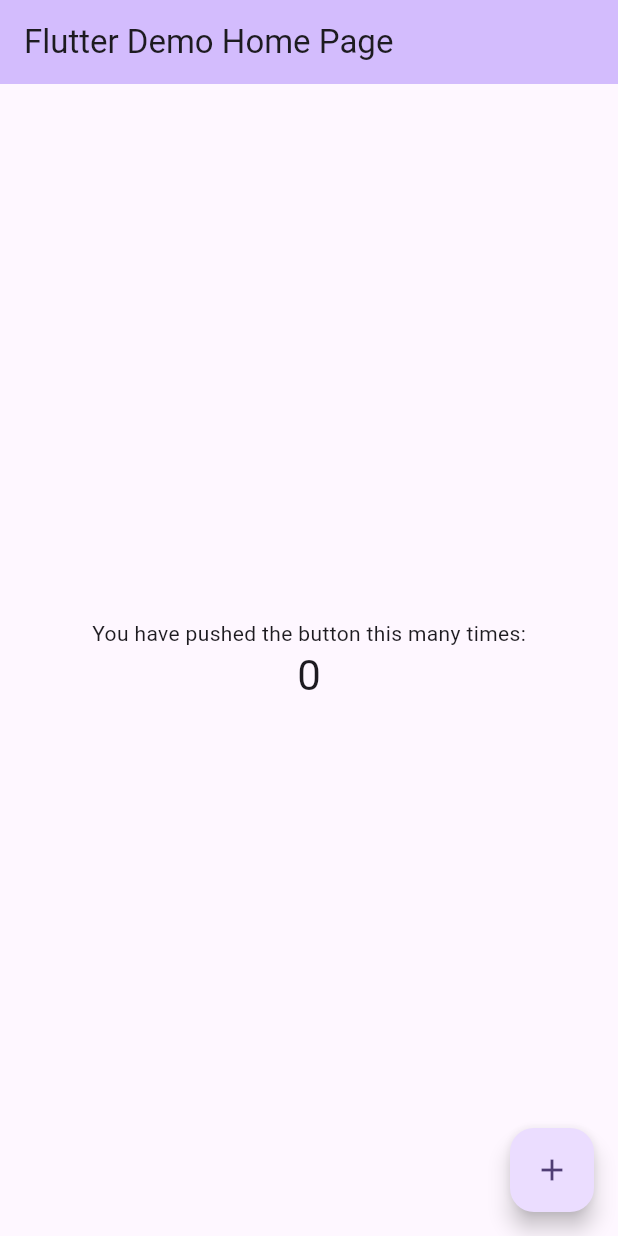
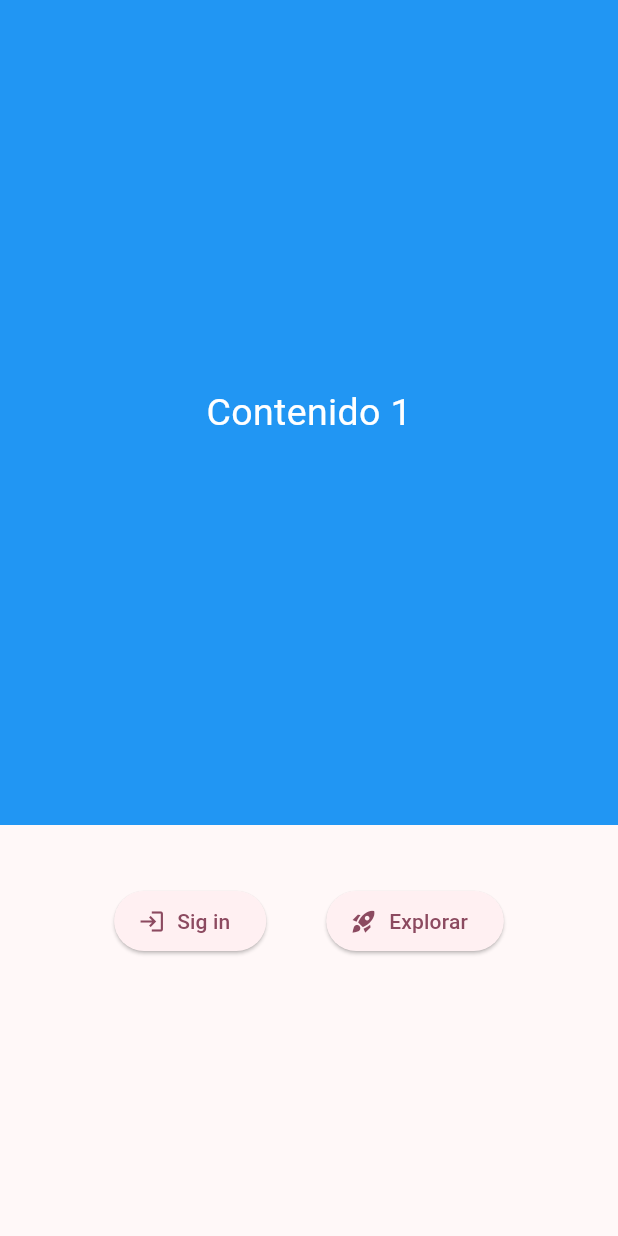
Before and after one commit to TitoB/tech_impulse, a Flutter app: the screen it shows after launch, on a phone screen of 412 x 824 dp. Run offline on Flutter 3.47's test engine with Material 2 defaults, Android fonts, the light colour scheme and no system bars; our stand-ins replace go_router.

Commit message:
pantalla inicio

```diff
--- /dev/null
+++ b/lib/config/router/app_router.dart
@@ -0,0 +1,19 @@
+import 'package:go_router/go_router.dart';
+import 'package:tech_impulse/presentation/screen/inicio/inicio_screen.dart';
+import 'package:tech_impulse/presentation/screen/menu/menu_screen.dart';
+
+final appRouter = GoRouter(
+  initialLocation: '/',
+  routes: [
+    GoRoute(
+      path: '/',
+      name: StartScreen.name,
+      builder: (context, state) => const StartScreen(),
+    ),
+    GoRoute(
+      path: '/menu',
+      name: MenuScreen.name,
+      builder: (context, state) => const MenuScreen(),
+    ),
+  ],
+  );
--- /dev/null
+++ b/lib/config/theme/app_theme.dart
@@ -0,0 +1,33 @@
+import 'package:flutter/material.dart';
+
+const colorList = <Color>[
+  Colors.black,
+  Colors.blue,
+  Colors.white,
+  Colors.teal,
+  Colors.green,
+  Colors.red,
+  Colors.purple,
+  Colors.deepPurple,
+  Colors.orange,
+  Colors.pink,
+  Colors.pinkAccent,
+];
+
+class Apptheme {
+  final int selectedColor;
+
+  Apptheme({
+    this.selectedColor = 0
+  }): assert ( selectedColor >= 0, 'Selected color must be greater then 0'),
+      assert ( selectedColor < colorList.length,
+      'Selected color must be less or equal than ${ colorList.length -1}');
+
+  ThemeData getTheme() => ThemeData(
+    useMaterial3: true,
+    colorSchemeSeed: colorList[ selectedColor ],
+    appBarTheme: const AppBarTheme(
+      centerTitle: false
+    )
+  );
+}
--- a/lib/main.dart
+++ b/lib/main.dart
@@ -1,4 +1,6 @@
 import 'package:flutter/material.dart';
+import 'package:tech_impulse/config/router/app_router.dart';
+import 'package:tech_impulse/config/theme/app_theme.dart';
 
 void main() {
   runApp(const MyApp());
@@ -7,119 +9,12 @@ void main() {
 class MyApp extends StatelessWidget {
   const MyApp({super.key});
 
-  // This widget is the root of your application.
   @override
   Widget build(BuildContext context) {
-    return MaterialApp(
-      title: 'Flutter Demo',
-      theme: ThemeData(
-        // This is the theme of your application.
-        //
-        // TRY THIS: Try running your application with "flutter run". You'll see
-        // the application has a blue toolbar. Then, without quitting the app,
-        // try changing the seedColor in the colorScheme below to Colors.green
-        // and then invoke "hot reload" (save your changes or press the "hot
-        // reload" button in a Flutter-supported IDE, or press "r" if you used
-        // the command line to start the app).
-        //
-        // Notice that the counter didn't reset back to zero; the application
-        // state is not lost during the reload. To reset the state, use hot
-        // restart instead.
-        //
-        // This works for code too, not just values: Most code changes can be
-        // tested with just a hot reload.
-        colorScheme: ColorScheme.fromSeed(seedColor: Colors.deepPurple),
-        useMaterial3: true,
-      ),
-      home: const MyHomePage(title: 'Flutter Demo Home Page'),
+    return MaterialApp.router(
+      routerConfig: appRouter,
+      debugShowCheckedModeBanner: false,
+      theme: Apptheme(selectedColor: 0).getTheme(),
     );
   }
 }
-
-class MyHomePage extends StatefulWidget {
-  const MyHomePage({super.key, required this.title});
-
-  // This widget is the home page of your application. It is stateful, meaning
-  // that it has a State object (defined below) that contains fields that affect
-  // how it looks.
-
-  // This class is the configuration for the state. It holds the values (in this
-  // case the title) provided by the parent (in this case the App widget) and
-  // used by the build method of the State. Fields in a Widget subclass are
-  // always marked "final".
-
-  final String title;
-
-  @override
-  State<MyHomePage> createState() => _MyHomePageState();
-}
-
-class _MyHomePageState extends State<MyHomePage> {
-  int _counter = 0;
-
-  void _incrementCounter() {
-    setState(() {
-      // This call to setState tells the Flutter framework that something has
-      // changed in this State, which causes it to rerun the build method below
-      // so that the display can reflect the updated values. If we changed
-      // _counter without calling setState(), then the build method would not be
-      // called again, and so nothing would appear to happen.
-      _counter++;
-    });
-  }
-
-  @override
-  Widget build(BuildContext context) {
-    // This method is rerun every time setState is called, for instance as done
-    // by the _incrementCounter method above.
-    //
-    // The Flutter framework has been optimized to make rerunning build methods
-    // fast, so that you can just rebuild anything that needs updating rather
-    // than having to individually change instances of widgets.
-    return Scaffold(
-      appBar: AppBar(
-        // TRY THIS: Try changing the color here to a specific color (to
-        // Colors.amber, perhaps?) and trigger a hot reload to see the AppBar
-        // change color while the other colors stay the same.
-        backgroundColor: Theme.of(context).colorScheme.inversePrimary,
-        // Here we take the value from the MyHomePage object that was created by
-        // the App.build method, and use it to set our appbar title.
-        title: Text(widget.title),
-      ),
-      body: Center(
-        // Center is a layout widget. It takes a single child and positions it
-        // in the middle of the parent.
-        child: Column(
-          // Column is also a layout widget. It takes a list of children and
-          // arranges them vertically. By default, it sizes itself to fit its
-          // children horizontally, and tries to be as tall as its parent.
-          //
-          // Column has various properties to control how it sizes itself and
-          // how it positions its children. Here we use mainAxisAlignment to
-          // center the children vertically; the main axis here is the vertical
-          // axis because Columns are vertical (the cross axis would be
-          // horizontal).
-          //
-          // TRY THIS: Invoke "debug painting" (choose the "Toggle Debug Paint"
-          // action in the IDE, or press "p" in the console), to see the
-          // wireframe for each widget.
-          mainAxisAlignment: MainAxisAlignment.center,
-          children: <Widget>[
-            const Text(
-              'You have pushed the button this many times:',
-            ),
-            Text(
-              '$_counter',
-              style: Theme.of(context).textTheme.headlineMedium,
-            ),
-          ],
-        ),
-      ),
-      floatingActionButton: FloatingActionButton(
-        onPressed: _incrementCounter,
-        tooltip: 'Increment',
-        child: const Icon(Icons.add),
-      ), // This trailing comma makes auto-formatting nicer for build methods.
-    );
-  }
-}
--- /dev/null
+++ b/lib/presentation/screen/inicio/inicio_screen.dart
@@ -0,0 +1,111 @@
+import 'package:flutter/material.dart';
+import 'package:tech_impulse/presentation/screen/menu/menu_screen.dart';
+//import 'package:go_router/go_router.dart';
+//import 'package:tech_impulse/config/menu/menu_items.dart';
+
+
+class StartScreen extends StatelessWidget {
+  static const String name = 'start_screen';
+
+  const StartScreen({super.key});
+
+  @override
+  Widget build(BuildContext context) {
+    return const Scaffold(
+      body: _StartView(),
+    );
+  }
+}
+
+class _StartView extends StatelessWidget {
+  const _StartView();
+
+  @override
+  Widget build(BuildContext context) {
+    return Column(
+      children: [
+        SizedBox(       //creamos una caja donde habra 3 contedores hijos
+          height: 550,
+          child: PageView(
+            children: [
+              Container(
+                color: Colors.blue,
+                child: const Center(
+                  child: Text(
+                    'Contenido 1',
+                    style: TextStyle(
+                      color: Colors.white,
+                      fontSize: 25,
+                    ),
+                  ),
+                ),
+              ),
+              Container(
+                color: Colors.orange,
+                child: const Center(
+                  child: Text(
+                    'Contenido 2',
+                    style: TextStyle(
+                      color: Colors.white,
+                      fontSize: 25,
+                    ),
+                  ),
+                ),
+              ),
+              Container(
+                color: Colors.red,
+                child: const Center(
+                  child: Text(
+                    'Contenido 3',
+                    style: TextStyle(
+                      color: Colors.white,
+                      fontSize: 25,
+                    ),
+                  ),
+                ),
+              ),
+            ],
+          ),
+        ),
+        const _BottomButtons(),
+      ],
+    );
+  }
+}
+
+
+
+
+class _BottomButtons extends StatelessWidget {
+  const _BottomButtons({
+    super.key
+  });
+
+  @override
+  Widget build(BuildContext context) {
+    return SizedBox(
+      child: Padding(
+        padding: EdgeInsets.all(40),
+        child: Wrap(
+          spacing: 40,
+          alignment: WrapAlignment.center,
+          children: [
+            ElevatedButton.icon(
+              onPressed: (){},
+              icon: const Icon(Icons.login_outlined),
+              label: const Text('Sig in')
+              ),
+            ElevatedButton.icon(
+              onPressed: (){
+                Navigator.of(context).push(MaterialPageRoute(builder:
+                (context) => const MenuScreen()));
+              },
+              icon: const Icon(Icons.rocket_launch_sharp),
+              label: const Text('Explorar')
+              ),
+          ],
+        ),
+      ),
+    );
+  }
+}
```
Also changed, not shown: lib/config/menu/bottom_bar_item.dart (added, +21 -0 lines), lib/presentation/screen/bottombar/bottom_navigator_bar.dart (added, +50 -0 lines), lib/presentation/screen/menu/menu_screen.dart (added, +18 -0 lines), pubspec.yaml (+4 -12 lines), pubspec.lock, 2 other files.
